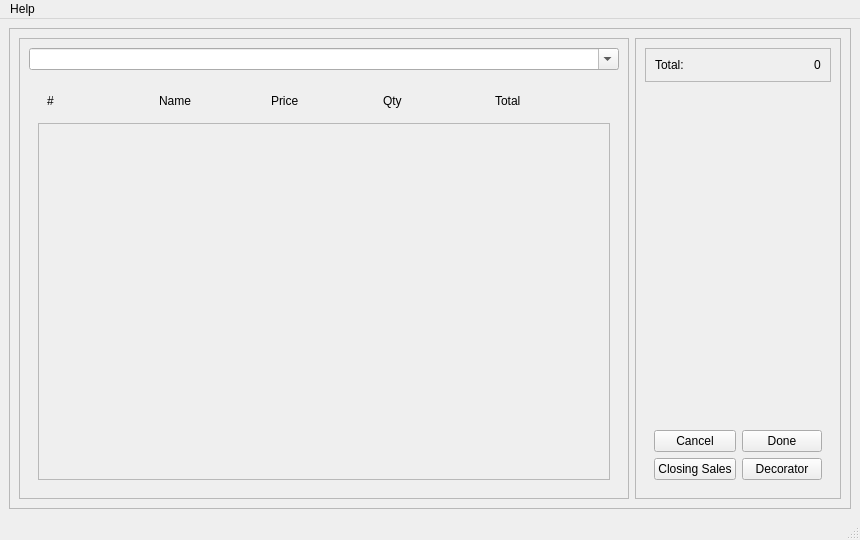
JacksonRye/empireresturant, file src/main/python/ui_designs/salewindow.ui: the form before one commit.
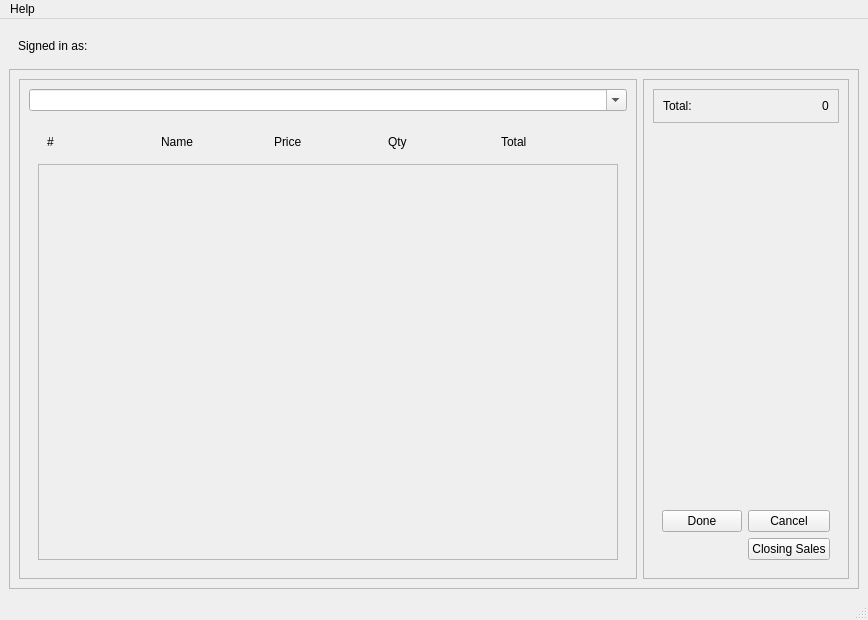
The form after the commit.

What changed in the file:
```diff
--- a/src/main/python/ui_designs/salewindow.ui
+++ b/src/main/python/ui_designs/salewindow.ui
@@ -6,8 +6,8 @@
    <rect>
     <x>0</x>
     <y>0</y>
-    <width>860</width>
-    <height>540</height>
+    <width>868</width>
+    <height>620</height>
    </rect>
   </property>
   <property name="windowTitle">
@@ -15,6 +15,33 @@
   </property>
   <widget class="QWidget" name="centralwidget">
    <layout class="QVBoxLayout" name="verticalLayout">
+    <item>
+     <widget class="QFrame" name="frame_4">
+      <layout class="QHBoxLayout" name="horizontalLayout_5">
+       <item alignment="Qt::AlignLeft">
+        <widget class="QLabel" name="label_8">
+         <property name="text">
+          <string>Signed in as:</string>
+         </property>
+        </widget>
+       </item>
+       <item alignment="Qt::AlignLeft">
+        <widget class="QLabel" name="username_label">
+         <property name="font">
+          <font>
+           <pointsize>11</pointsize>
+           <weight>75</weight>
+           <bold>true</bold>
+          </font>
+         </property>
+         <property name="text">
+          <string/>
+         </property>
+        </widget>
+       </item>
+      </layout>
+     </widget>
+    </item>
     <item>
      <widget class="QFrame" name="frame">
       <property name="frameShape">
@@ -97,8 +124,8 @@
                  <rect>
                   <x>0</x>
                   <y>0</y>
-                  <width>555</width>
-                  <height>333</height>
+                  <width>563</width>
+                  <height>367</height>
                  </rect>
                 </property>
                 <layout class="QVBoxLayout" name="verticalLayout_6">
@@ -155,31 +182,24 @@
             <layout class="QHBoxLayout" name="horizontalLayout_3">
              <item>
               <layout class="QGridLayout" name="gridLayout">
+               <item row="1" column="1">
+                <widget class="QPushButton" name="closing_sales_button">
+                 <property name="text">
+                  <string>Closing Sales</string>
+                 </property>
+                </widget>
+               </item>
                <item row="0" column="0">
-                <widget class="QPushButton" name="cancel_button">
-                 <property name="text">
-                  <string>Cancel</string>
-                 </property>
-                </widget>
-               </item>
-               <item row="0" column="1">
                 <widget class="QPushButton" name="done_button">
                  <property name="text">
                   <string>Done</string>
                  </property>
                 </widget>
                </item>
-               <item row="1" column="0">
-                <widget class="QPushButton" name="closing_sales_button">
+               <item row="0" column="1">
+                <widget class="QPushButton" name="cancel_button">
                  <property name="text">
-                  <string>Closing Sales</string>
-                 </property>
-                </widget>
-               </item>
-               <item row="1" column="1">
-                <widget class="QPushButton" name="decorator_button">
-                 <property name="text">
-                  <string>Decorator</string>
+                  <string>Cancel</string>
                  </property>
                 </widget>
                </item>
@@ -201,7 +221,7 @@
     <rect>
      <x>0</x>
      <y>0</y>
-     <width>860</width>
+     <width>868</width>
      <height>27</height>
     </rect>
    </property>
```
